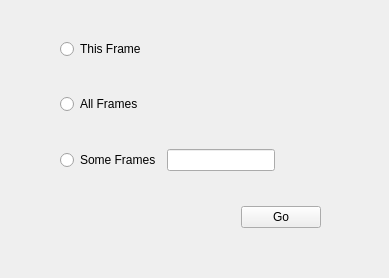
Qt form uis/DetectLandmarksPopup.ui (Veldrovive/video-processor) before a commit.
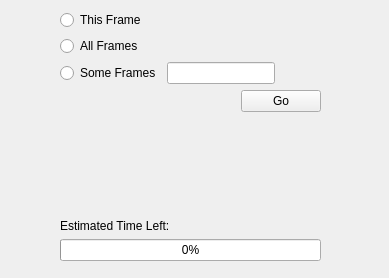
The same form after that commit.

Commit message: Added support for landmark detection Currently, only running for the entire video is supported If a file that has no corresponding landmark file is opened, the user will be prompted to run landmark detection.

What changed in the file:
```diff
--- a/uis/DetectLandmarksPopup.ui
+++ b/uis/DetectLandmarksPopup.ui
@@ -140,6 +140,36 @@
         </item>
        </layout>
       </item>
+      <item>
+       <spacer name="verticalSpacer">
+        <property name="orientation">
+         <enum>Qt::Vertical</enum>
+        </property>
+        <property name="sizeHint" stdset="0">
+         <size>
+          <width>20</width>
+          <height>40</height>
+         </size>
+        </property>
+       </spacer>
+      </item>
+      <item>
+       <widget class="QLabel" name="time_estimate">
+        <property name="text">
+         <string>Estimated Time Left:</string>
+        </property>
+       </widget>
+      </item>
+      <item>
+       <widget class="QProgressBar" name="progress">
+        <property name="maximum">
+         <number>1000</number>
+        </property>
+        <property name="value">
+         <number>0</number>
+        </property>
+       </widget>
+      </item>
      </layout>
     </item>
     <item>
```
The commit also changes 23 other files.
